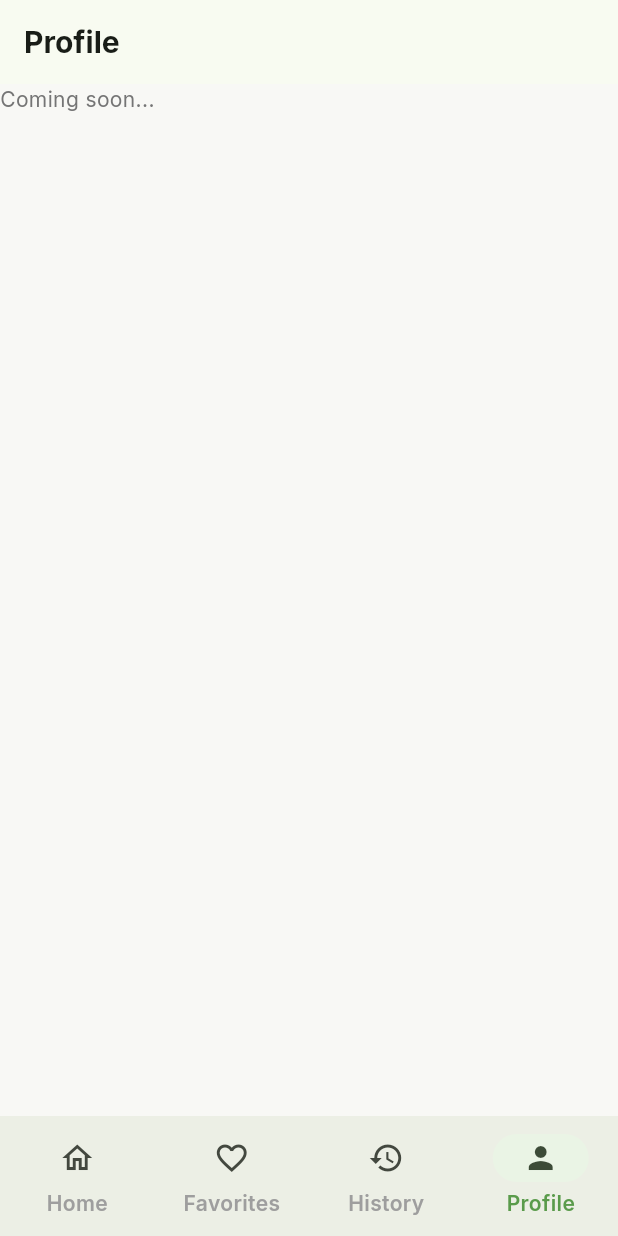
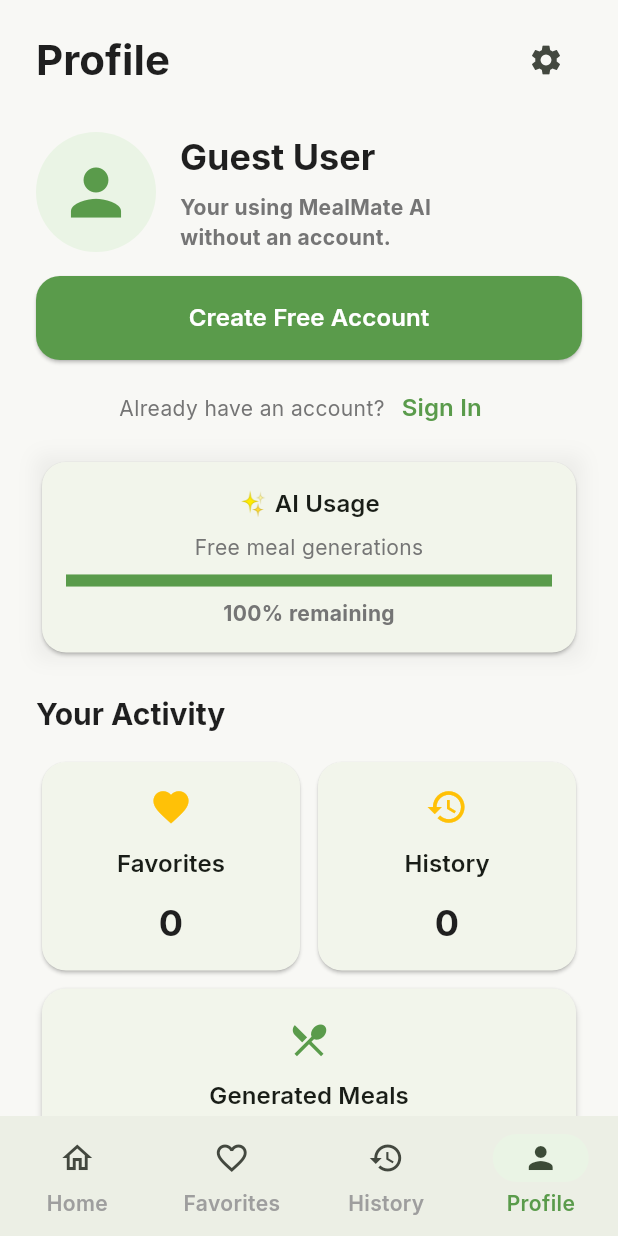
Before and after one commit to rodelgabriel45/meal_mate_ai, a Flutter app: the ProfileScreen screen opened by its route, on a phone screen of 412 x 824 dp. Run offline on Flutter 3.47's test engine with Material 3 defaults, Android fonts, the phone set to English and light mode, and no system bars; our stand-ins replace flutter_dotenv, go_router, google_fonts, shared_preferences; accounts and stored records are empty.

Commit message:
Add guest profile page

```diff
--- a/lib/features/history/widgets/history_tile.dart
+++ b/lib/features/history/widgets/history_tile.dart
@@ -22,7 +22,6 @@
           context.go(AppRoutes.results, extra: history.meals);
         },
         child: Card(
-          elevation: 2,
           shape: RoundedRectangleBorder(
             borderRadius: BorderRadius.circular(16),
           ),
--- a/lib/features/home/screens/home_screen.dart
+++ b/lib/features/home/screens/home_screen.dart
@@ -5,7 +5,6 @@
 import 'package:meal_mate_ai/features/home/providers/ingredient_provider.dart';
 import 'package:meal_mate_ai/features/home/widgets/app_header.dart';
 import 'package:meal_mate_ai/features/home/widgets/find_meals_button.dart';
-import 'package:meal_mate_ai/features/home/widgets/generation_count_card.dart';
 import 'package:meal_mate_ai/features/home/widgets/ingredient_input.dart';
 import 'package:meal_mate_ai/features/home/widgets/ingredient_list.dart';
 import 'package:provider/provider.dart';
@@ -49,8 +48,6 @@
 
               SizedBox(height: AppSpacing.md),
 
-              GenerationCountCard(),
-
               SizedBox(height: AppSpacing.lg),
 
               IngredientInput(),
--- a/lib/features/meals/screens/ai_thinking_screen.dart
+++ b/lib/features/meals/screens/ai_thinking_screen.dart
@@ -43,6 +43,8 @@
       await usageProvider.incrementGenerationCount();
 
       final meals = mealProvider.meals;
+
+      await usageProvider.incrementGeneratedMealsCount(meals.length);
 
       await historyProvider.saveSearch(ingredients: ingredients, meals: meals);
 
--- a/lib/features/profile/screens/profile_screen.dart
+++ b/lib/features/profile/screens/profile_screen.dart
@@ -1,13 +1,128 @@
 import 'package:flutter/material.dart';
+import 'package:meal_mate_ai/core/constants/app_padding.dart';
+import 'package:meal_mate_ai/core/constants/app_spacing.dart';
+import 'package:meal_mate_ai/core/theme/app_colors.dart';
+import 'package:meal_mate_ai/features/history/providers/meal_history_provider.dart';
+import 'package:meal_mate_ai/features/home/widgets/generation_count_card.dart';
+import 'package:meal_mate_ai/features/meals/providers/meal_provider.dart';
+import 'package:meal_mate_ai/features/profile/widgets/activity_card.dart';
+import 'package:meal_mate_ai/features/profile/widgets/guest_header.dart';
+import 'package:meal_mate_ai/features/usage/providers/usage_limit_provider.dart';
+import 'package:provider/provider.dart';
 
 class ProfileScreen extends StatelessWidget {
   const ProfileScreen({super.key});
 
   @override
   Widget build(BuildContext context) {
+    final favorites = context.watch<MealProvider>().favorites.length;
+    final history = context.watch<MealHistoryProvider>().history.length;
+    final generatedMeals = context.watch<UsageLimitProvider>().generatedMeals;
+
     return Scaffold(
-      appBar: AppBar(title: const Text('Profile')),
-      body: const Text('Coming soon...'),
+      body: SafeArea(
+        child: SingleChildScrollView(
+          child: Padding(
+            padding: AppPadding.screen,
+            child: Column(
+              children: [
+                Row(
+                  mainAxisAlignment: MainAxisAlignment.spaceBetween,
+                  children: [
+                    Text(
+                      'Profile',
+                      style: Theme.of(context).textTheme.headlineMedium,
+                    ),
+
+                    IconButton(
+                      onPressed: () {
+                        //
+                      },
+                      icon: Icon(Icons.settings),
+                    ),
+                  ],
+                ),
+
+                const SizedBox(height: AppSpacing.lg),
+
+                GuestHeader(),
+
+                const SizedBox(height: AppSpacing.sm),
+
+                GenerationCountCard(),
+
+                const SizedBox(height: AppSpacing.lg),
+
+                Align(
+                  alignment: Alignment.centerLeft,
+                  child: Text(
+                    'Your Activity',
+                    style: Theme.of(context).textTheme.titleLarge,
+                  ),
+                ),
+
+                const SizedBox(height: AppSpacing.md),
+
+                Row(
+                  children: [
+                    ActivityCard(
+                      title: 'Favorites',
+                      value: favorites.toString(),
+                      icon: Icons.favorite,
+                    ),
+
+                    const SizedBox(width: AppSpacing.xs),
+
+                    ActivityCard(
+                      title: 'History',
+                      value: history.toString(),
+                      icon: Icons.history,
+                    ),
+                  ],
+                ),
+
+                const SizedBox(height: AppSpacing.xs),
+
+                SizedBox(
+                  width: double.infinity,
+                  child: Card(
+                    elevation: 2,
+                    shape: RoundedRectangleBorder(
+                      borderRadius: BorderRadius.circular(16),
+                    ),
+                    child: Padding(
+                      padding: const EdgeInsetsGeometry.symmetric(vertical: 20),
+                      child: Column(
+                        children: [
+                          Icon(
+                            Icons.restaurant_menu,
+                            color: AppColors.primary,
+                            size: 28,
+                          ),
+
+                          const SizedBox(height: 12),
+
+                          Text(
+                            'Generated Meals',
+                            style: Theme.of(context).textTheme.labelLarge,
+                          ),
+
+                          const SizedBox(height: 12),
+
+                          Text(
+                            generatedMeals.toString(),
+                            style: Theme.of(context).textTheme.headlineSmall,
+                          ),
+                        ],
+                      ),
+                    ),
+                  ),
+                ),
+              ],
+            ),
+          ),
+        ),
+      ),
     );
   }
 }
--- /dev/null
+++ b/lib/features/profile/widgets/activity_card.dart
@@ -0,0 +1,41 @@
+import 'package:flutter/material.dart';
+
+class ActivityCard extends StatelessWidget {
+  final String title;
+  final String value;
+  final IconData icon;
+  const ActivityCard({
+    super.key,
+    required this.title,
+    required this.value,
+    required this.icon,
+  });
+
+  @override
+  Widget build(BuildContext context) {
+    return Expanded(
+      child: Card(
+        shape: RoundedRectangleBorder(borderRadius: BorderRadius.circular(16)),
+        child: Padding(
+          padding: const EdgeInsetsGeometry.symmetric(
+            vertical: 16,
+            horizontal: 12,
+          ),
+          child: Column(
+            children: [
+              Icon(icon, size: 28, color: Colors.amber),
+
+              const SizedBox(height: 12),
+
+              Text(title, style: Theme.of(context).textTheme.labelLarge),
+
+              const SizedBox(height: 12),
+
+              Text(value, style: Theme.of(context).textTheme.headlineSmall),
+            ],
+          ),
+        ),
+      ),
+    );
+  }
+}
--- /dev/null
+++ b/lib/features/profile/widgets/create_account_button.dart
@@ -0,0 +1,30 @@
+import 'package:flutter/material.dart';
+import 'package:meal_mate_ai/core/theme/app_colors.dart';
+
+class CreateAccountButton extends StatelessWidget {
+  const CreateAccountButton({super.key});
+
+  @override
+  Widget build(BuildContext context) {
+    return SizedBox(
+      width: double.infinity,
+      height: 56,
+
+      child: ElevatedButton(
+        style: ElevatedButton.styleFrom(
+          backgroundColor: AppColors.primary,
+          shape: RoundedRectangleBorder(
+            borderRadius: BorderRadius.circular(16),
+          ),
+        ),
+        onPressed: () {
+          //
+        },
+        child: Text(
+          'Create Free Account',
+          style: TextStyle(color: AppColors.surface),
+        ),
+      ),
+    );
+  }
+}
--- /dev/null
+++ b/lib/features/profile/widgets/guest_header.dart
@@ -0,0 +1,68 @@
+import 'package:flutter/material.dart';
+import 'package:meal_mate_ai/core/constants/app_spacing.dart';
+import 'package:meal_mate_ai/core/theme/app_colors.dart';
+import 'package:meal_mate_ai/features/profile/widgets/create_account_button.dart';
+
+class GuestHeader extends StatelessWidget {
+  const GuestHeader({super.key});
+
+  @override
+  Widget build(BuildContext context) {
+    return Column(
+      children: [
+        Row(
+          children: [
+            CircleAvatar(
+              radius: 40,
+              backgroundColor: AppColors.primaryLight,
+              child: Icon(Icons.person, color: AppColors.primary, size: 50),
+            ),
+
+            const SizedBox(width: AppSpacing.md),
+
+            Column(
+              crossAxisAlignment: CrossAxisAlignment.start,
+              children: [
+                Text(
+                  'Guest User',
+                  style: Theme.of(context).textTheme.headlineSmall,
+                ),
+
+                const SizedBox(height: AppSpacing.sm),
+
+                Text(
+                  'Your using MealMate AI\nwithout an account.',
+                  style: TextStyle(fontWeight: FontWeight.w700),
+                ),
+              ],
+            ),
+          ],
+        ),
+
+        const SizedBox(height: AppSpacing.md),
+
+        CreateAccountButton(),
+
+        const SizedBox(height: AppSpacing.sm),
+
+        Row(
+          mainAxisAlignment: MainAxisAlignment.center,
+          crossAxisAlignment: CrossAxisAlignment.center,
+          children: [
+            const Text('Already have an account?'),
+
+            TextButton(
+              onPressed: () {
+                //
+              },
+              child: Text(
+                'Sign In',
+                style: TextStyle(color: AppColors.primary),
+              ),
+            ),
+          ],
+        ),
+      ],
+    );
+  }
+}
--- a/lib/features/usage/providers/usage_limit_provider.dart
+++ b/lib/features/usage/providers/usage_limit_provider.dart
@@ -8,6 +8,9 @@
   int _generationCount = 0;
   int get generationCount => _generationCount;
 
+  int _generatedMealsCount = 0;
+  int get generatedMeals => _generatedMealsCount;
+
   int get remainingGenerations =>
       AppLimits.freeMealGenerations - _generationCount;
 
@@ -17,8 +20,14 @@
     loadGenerationCount();
   }
 
+  Future<void> generatedMealsCount() async {
+    //
+  }
+
   Future<void> loadGenerationCount() async {
     _generationCount = await _service.getGenerationCount();
+
+    _generatedMealsCount = await _service.getGeneratedMealsCount();
 
     notifyListeners();
   }
@@ -38,4 +47,20 @@
 
     notifyListeners();
   }
+
+  Future<void> incrementGeneratedMealsCount(int amount) async {
+    await _service.incrementGeneratedMealsCount(amount);
+
+    _generatedMealsCount += amount;
+
+    notifyListeners();
+  }
+
+  Future<void> resetGeneratedMealsCount() async {
+    await _service.resetGeneratedMealsCount();
+
+    _generatedMealsCount = 0;
+
+    notifyListeners();
+  }
 }
--- a/lib/features/usage/services/usage_limit_service.dart
+++ b/lib/features/usage/services/usage_limit_service.dart
@@ -2,26 +2,27 @@
 import 'package:shared_preferences/shared_preferences.dart';
 
 class UsageLimitService {
-  static const _key = 'meal_generation_count';
+  static const _generationCountKey = 'meal_generation_count';
+  static const _generatedMealsKey = 'generated_meals_count';
 
   Future<int> getGenerationCount() async {
     final prefs = await SharedPreferences.getInstance();
 
-    return prefs.getInt(_key) ?? 0;
+    return prefs.getInt(_generationCountKey) ?? 0;
   }
 
   Future<void> incrementGenerationCount() async {
     final prefs = await SharedPreferences.getInstance();
 
-    final current = prefs.getInt(_key) ?? 0;
+    final current = prefs.getInt(_generationCountKey) ?? 0;
 
-    await prefs.setInt(_key, current + 1);
+    await prefs.setInt(_generationCountKey, current + 1);
   }
 
   Future<void> resetGenerationCount() async {
     final prefs = await SharedPreferences.getInstance();
 
-    await prefs.remove(_key);
+    await prefs.remove(_generationCountKey);
   }
 
   Future<bool> canGenerateMeals() async {
@@ -29,4 +30,24 @@
 
     return count < AppLimits.freeMealGenerations;
   }
+
+  Future<int> getGeneratedMealsCount() async {
+    final prefs = await SharedPreferences.getInstance();
+
+    return prefs.getInt(_generatedMealsKey) ?? 0;
+  }
+
+  Future<void> incrementGeneratedMealsCount(int amount) async {
+    final prefs = await SharedPreferences.getInstance();
+
+    final current = prefs.getInt(_generatedMealsKey) ?? 0;
+
+    await prefs.setInt(_generatedMealsKey, current + amount);
+  }
+
+  Future<void> resetGeneratedMealsCount() async {
+    final prefs = await SharedPreferences.getInstance();
+
+    await prefs.remove(_generatedMealsKey);
+  }
 }
```
